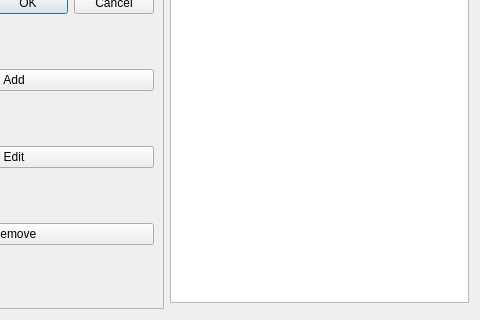
Above: managegamemenu.ui from dartbois/DartsTheEndIsNigh before the change; both pictures show x 147 to 627 and y 233 to 553 of the 627 by 553 pixel window. Below: the same form after it.
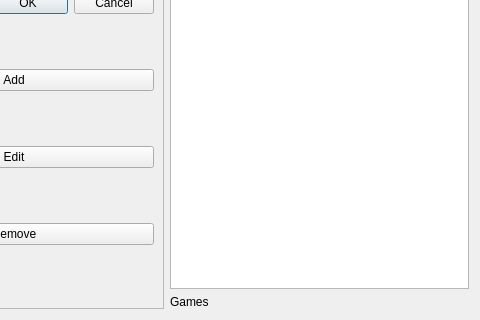
That is the form after the change.

Diff of the .ui file:
```diff
--- a/managegamemenu.ui
+++ b/managegamemenu.ui
@@ -91,7 +91,23 @@
       </size>
      </property>
      <property name="cursor" stdset="0">
-      <cursorShape>ArrowCursor</cursorShape>
+      <cursorShape>WaitCursor</cursorShape>
+     </property>
+    </widget>
+   </item>
+   <item row="1" column="1">
+    <widget class="QLabel" name="label_2">
+     <property name="minimumSize">
+      <size>
+       <width>0</width>
+       <height>0</height>
+      </size>
+     </property>
+     <property name="cursor">
+      <cursorShape>WaitCursor</cursorShape>
+     </property>
+     <property name="text">
+      <string>Games</string>
      </property>
     </widget>
    </item>
```
